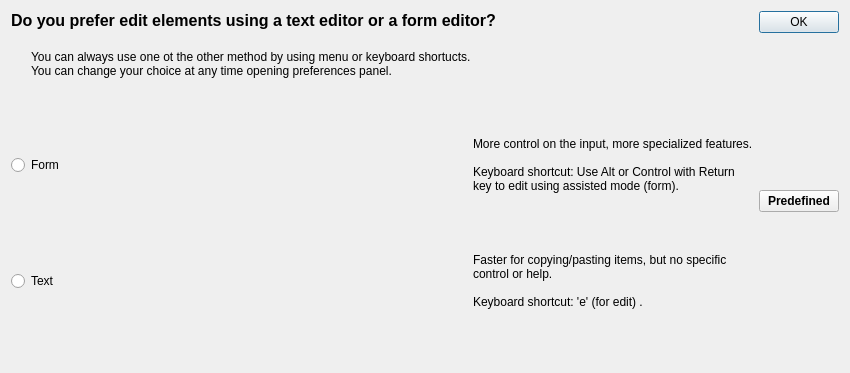
Qt form src/modules/style/editingtypesdialog.ui (lbellonda/qxmledit) before a commit.
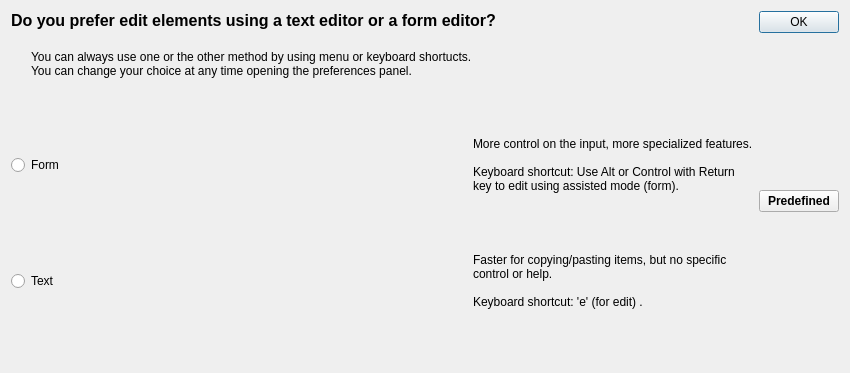
The same form after that commit. Icons and pictures are not drawn.

Patch:
```diff
--- a/src/modules/style/editingtypesdialog.ui
+++ b/src/modules/style/editingtypesdialog.ui
@@ -68,8 +68,8 @@
          </property>
          <property name="text">
           <string>
-You can always use one ot the other method by using menu or keyboard shortucts.
-You can change your choice at any time opening preferences panel.</string>
+You can always use one or the other method by using menu or keyboard shortucts.
+You can change your choice at any time opening the preferences panel.</string>
          </property>
          <property name="alignment">
           <set>Qt::AlignLeading|Qt::AlignLeft|Qt::AlignTop</set>
```
Left out of the diff: 1 changed line with no effect on the pictures.
